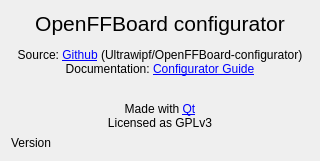
This is res/about.ui in Ultrawipf/OpenFFBoard-configurator as Qt 5 draws it before an edit. The edited form follows.
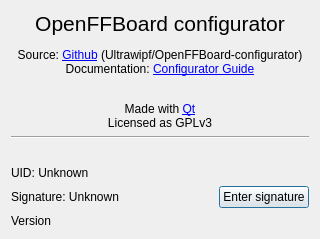
This is the edited form.

Commit message: Add signature update dialog

```diff
--- a/res/about.ui
+++ b/res/about.ui
@@ -7,7 +7,7 @@
     <x>0</x>
     <y>0</y>
     <width>320</width>
-    <height>151</height>
+    <height>239</height>
    </rect>
   </property>
   <property name="windowTitle">
@@ -27,6 +27,86 @@
      </property>
     </widget>
    </item>
+   <item>
+    <widget class="Line" name="line">
+     <property name="orientation">
+      <enum>Qt::Orientation::Horizontal</enum>
+     </property>
+    </widget>
+   </item>
+   <item>
+    <spacer name="verticalSpacer">
+     <property name="orientation">
+      <enum>Qt::Orientation::Vertical</enum>
+     </property>
+     <property name="sizeHint" stdset="0">
+      <size>
+       <width>20</width>
+       <height>40</height>
+      </size>
+     </property>
+    </spacer>
+   </item>
+   <item>
+    <widget class="QLabel" name="label_hwid">
+     <property name="text">
+      <string>UID: Unknown</string>
+     </property>
+     <property name="textInteractionFlags">
+      <set>Qt::TextInteractionFlag::LinksAccessibleByMouse|Qt::TextInteractionFlag::TextSelectableByMouse</set>
+     </property>
+    </widget>
+   </item>
+   <item>
+    <widget class="QFrame" name="frame_signature">
+     <property name="frameShape">
+      <enum>QFrame::Shape::NoFrame</enum>
+     </property>
+     <property name="frameShadow">
+      <enum>QFrame::Shadow::Plain</enum>
+     </property>
+     <layout class="QHBoxLayout" name="horizontalLayout">
+      <property name="spacing">
+       <number>0</number>
+      </property>
+      <property name="leftMargin">
+       <number>0</number>
+      </property>
+      <property name="topMargin">
+       <number>0</number>
+      </property>
+      <property name="rightMargin">
+       <number>0</number>
+      </property>
+      <property name="bottomMargin">
+       <number>0</number>
+      </property>
+      <item>
+       <widget class="QLabel" name="label_signature">
+        <property name="sizePolicy">
+         <sizepolicy hsizetype="Preferred" vsizetype="Preferred">
+          <horstretch>1</horstretch>
+          <verstretch>0</verstretch>
+         </sizepolicy>
+        </property>
+        <property name="text">
+         <string>Signature: Unknown</string>
+        </property>
+       </widget>
+      </item>
+      <item>
+       <widget class="QPushButton" name="pushButton_signature">
+        <property name="enabled">
+         <bool>true</bool>
+        </property>
+        <property name="text">
+         <string>Enter signature</string>
+        </property>
+       </widget>
+      </item>
+     </layout>
+    </widget>
+   </item>
    <item>
     <widget class="QLabel" name="version">
      <property name="sizePolicy">
```
Left out of the diff: 7 changed lines with no effect on the pictures. The commit also changes 1 other file.
